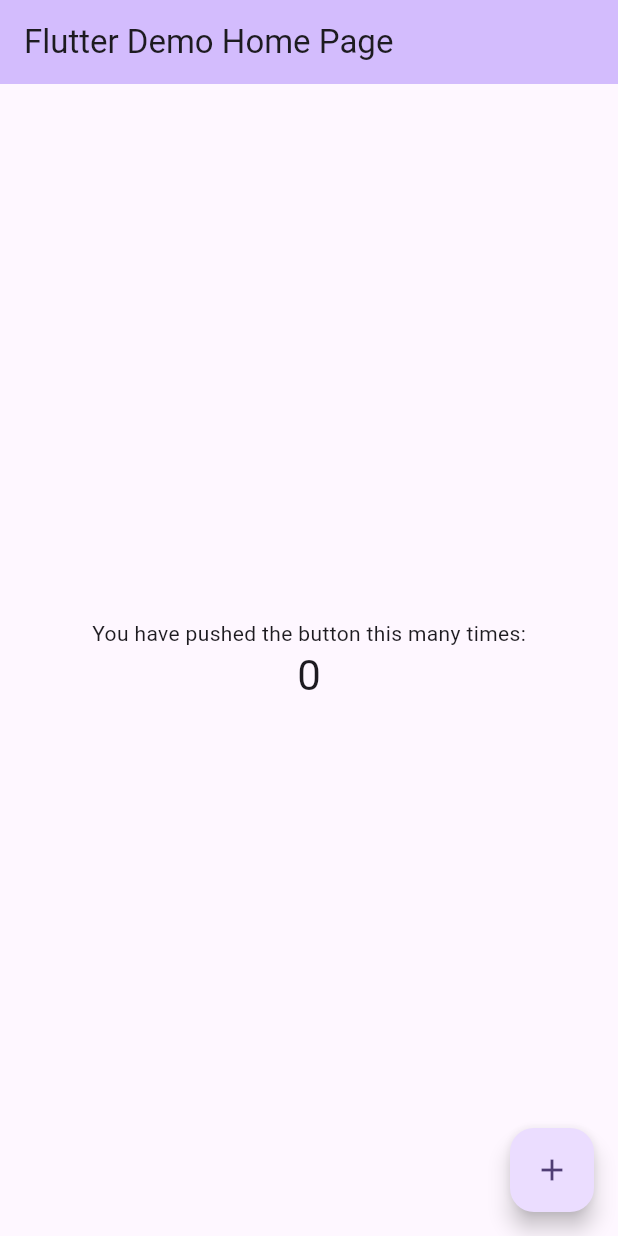
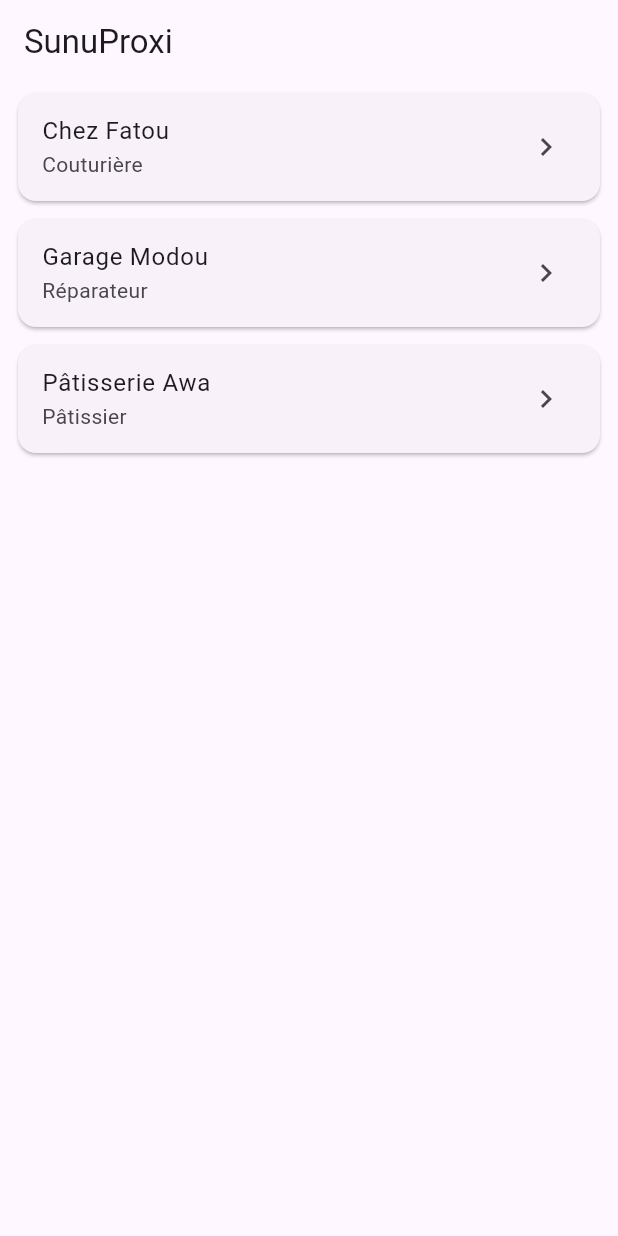
Before and after one commit to sk-dev535/sunu_proxy, a Flutter app: the screen it shows after launch, on a phone screen of 412 x 824 dp. Run offline on Flutter 3.47's test engine with Material 3 defaults, Android fonts, the phone set to English and light mode, and no system bars; our stand-ins replace firebase_core; accounts and stored records are empty.

Commit message:
Ajout ecran liste de commercesrces (donnees factices)

```diff
--- a/lib/main.dart
+++ b/lib/main.dart
@@ -1,6 +1,7 @@
 import 'package:flutter/material.dart';
 import 'package:firebase_core/firebase_core.dart';
 import 'firebase_options.dart';
+import 'screens/visitor_home_screen.dart';
 
 void main() async {
   WidgetsFlutterBinding.ensureInitialized();
@@ -36,7 +37,7 @@ class MyApp extends StatelessWidget {
         // tested with just a hot reload.
         colorScheme: .fromSeed(seedColor: Colors.deepPurple),
       ),
-      home: const MyHomePage(title: 'Flutter Demo Home Page'),
+      home: const VisitorHomeScreen(),
     );
   }
 }
--- /dev/null
+++ b/lib/models/commerce.dart
@@ -0,0 +1,13 @@
+class Commerce {
+  final String nom;
+  final String categorie;
+  final String description;
+  final String telephone;
+
+  Commerce({
+    required this.nom,
+    required this.categorie,
+    required this.description,
+    required this.telephone,
+  });
+}
--- /dev/null
+++ b/lib/screens/visitor_home_screen.dart
@@ -0,0 +1,34 @@
+import 'package:flutter/material.dart';
+import '../models/commerce.dart';
+
+class VisitorHomeScreen extends StatelessWidget {
+  const VisitorHomeScreen({super.key});
+
+  @override
+  Widget build(BuildContext context) {
+    // Donnees factices, juste pour construire l'interface
+    final List<Commerce> commerces = [
+      Commerce(nom: "Chez Fatou", categorie: "Couturière", description: "Confection sur mesure", telephone: "+221771234567"),
+      Commerce(nom: "Garage Modou", categorie: "Réparateur", description: "Réparation auto et moto", telephone: "+221781234567"),
+      Commerce(nom: "Pâtisserie Awa", categorie: "Pâtissier", description: "Gâteaux et pâtisseries", telephone: "+221701234567"),
+    ];
+
+    return Scaffold(
+      appBar: AppBar(title: const Text('SunuProxi')),
+      body: ListView.builder(
+        itemCount: commerces.length,
+        itemBuilder: (context, index) {
+          final commerce = commerces[index];
+          return Card(
+            margin: const EdgeInsets.symmetric(horizontal: 12, vertical: 6),
+            child: ListTile(
+              title: Text(commerce.nom),
+              subtitle: Text(commerce.categorie),
+              trailing: const Icon(Icons.chevron_right),
+            ),
+          );
+        },
+      ),
+    );
+  }
+}
```
